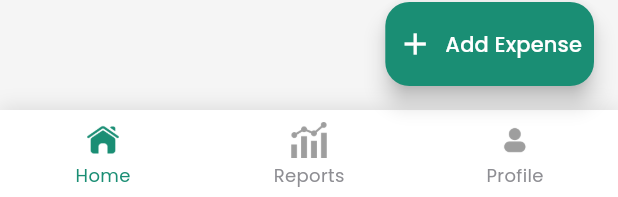
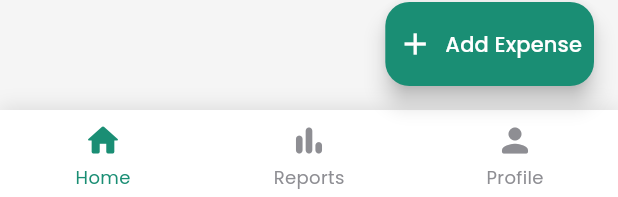
Before and after one commit to shiv-stack/expense_tracker_flutter, a Flutter app: the MainScreen widget shown alone on an empty page, opened directly, on a phone screen of 412 x 824 dp. Shown: the part 1036-1233 px from the top of the screen. Run offline on Flutter 3.47's test engine with Material 3 defaults, Android fonts, the phone set to English and light mode, and no system bars; drawn by our look-alikes of persistent_bottom_nav_bar_v2; our stand-ins replace dotted_border, fl_chart, flutter_bloc, hive, hive_flutter, package_info_plus and 2 more; accounts and stored records are empty.

Commit message:
bugs fixes previous data fixed and added icons

```diff
--- a/lib/Screens/HomeScreen.dart
+++ b/lib/Screens/HomeScreen.dart
@@ -38,12 +38,13 @@ class _MainScreenState extends State<MainScreen> {
         PersistentTabConfig(
           screen: DashboardTab(userName: userName),
           item: ItemConfig(
-            icon: Image.asset(
-              'assets/home.png',
-              width: 24,
-              height: 24,
-              color: selectedIndex == 0 ? primaryColor : Colors.grey,
-            ),
+            icon: Icon(Icons.home_rounded),
+            // Image.asset(
+            //   'assets/home.png',
+            //   width: 24,
+            //   height: 24,
+            //   color: selectedIndex == 0 ? primaryColor : Colors.grey,
+            // ),
             title: "Home",
             activeForegroundColor: primaryColor,
             inactiveBackgroundColor: Colors.grey,
@@ -52,12 +53,13 @@ class _MainScreenState extends State<MainScreen> {
         PersistentTabConfig(
           screen: const ReportScreen(), // Your existing Chart_Screen
           item: ItemConfig(
-            icon: Image.asset(
-              'assets/analytics.png',
-              width: 24,
-              height: 24,
-              color: selectedIndex == 1 ? primaryColor : Colors.grey,
-            ),
+            icon:Icon(Icons.bar_chart_rounded),
+            //  Image.asset(
+            //   'assets/analytics.png',
+            //   width: 24,
+            //   height: 24,
+            //   color: selectedIndex == 1 ? primaryColor : Colors.grey,
+            // ),
             title: "Reports",
             activeForegroundColor: primaryColor,
             inactiveBackgroundColor: Colors.grey,
@@ -66,12 +68,13 @@ class _MainScreenState extends State<MainScreen> {
         PersistentTabConfig(
           screen: ProfileScreen(), // Placeholder for Profile
           item: ItemConfig(
-            icon: Image.asset(
-              'assets/profile.png',
-              width: 24,
-              height: 24,
-              color: selectedIndex == 2 ? primaryColor : Colors.grey,
-            ),
+            icon: Icon(Icons.person_rounded),
+            // Image.asset(
+            //   'assets/profile.png',
+            //   width: 24,
+            //   height: 24,
+            //   color: selectedIndex == 2 ? primaryColor : Colors.grey,
+            // ),
             title: "Profile",
             activeForegroundColor: primaryColor,
             inactiveBackgroundColor: Colors.grey,
```
Also changed, not shown: pubspec.lock, 11 other files.
